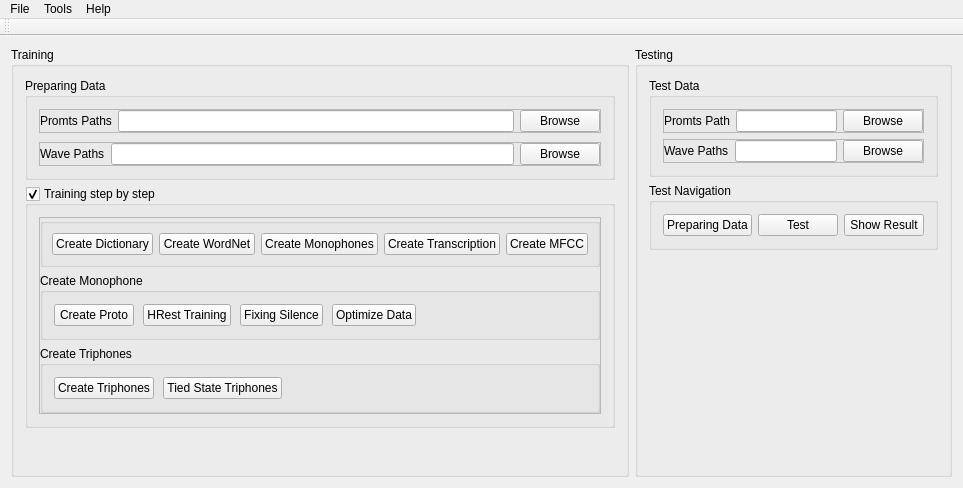
The window that apps/speechrecognition/speechrecognition.ui (levanhong05/VietnameseSpeechRecognition) describes before a commit, drawn with Qt 5.
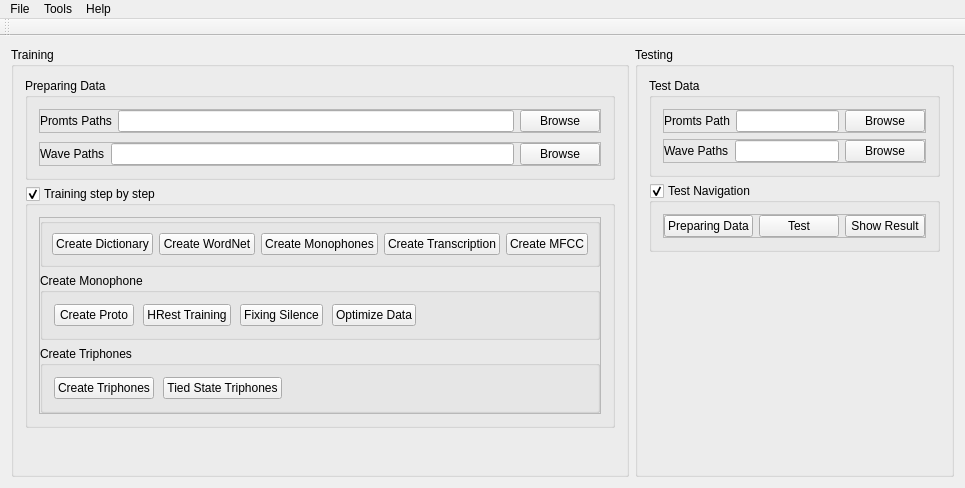
The same window after the commit. Icons and pictures are not drawn.

```diff
--- a/apps/speechrecognition/speechrecognition.ui
+++ b/apps/speechrecognition/speechrecognition.ui
@@ -462,8 +462,35 @@
          <property name="title">
           <string>Test Navigation</string>
          </property>
+         <property name="flat">
+          <bool>true</bool>
+         </property>
+         <property name="checkable">
+          <bool>true</bool>
+         </property>
          <layout class="QHBoxLayout" name="horizontalLayout_8">
           <item>
+           <widget class="QFrame" name="frameTesting">
+            <property name="frameShape">
+             <enum>QFrame::StyledPanel</enum>
+            </property>
+            <property name="frameShadow">
+             <enum>QFrame::Raised</enum>
+            </property>
+            <layout class="QHBoxLayout" name="horizontalLayout_10">
+             <property name="leftMargin">
+              <number>0</number>
+             </property>
+             <property name="topMargin">
+              <number>0</number>
+             </property>
+             <property name="rightMargin">
+              <number>0</number>
+             </property>
+             <property name="bottomMargin">
+              <number>0</number>
+             </property>
+             <item>
            <widget class="QPushButton" name="btnTestData">
             <property name="text">
              <string>Preparing Data</string>
@@ -496,6 +523,9 @@
              </size>
             </property>
            </spacer>
+             </item>
+            </layout>
+           </widget>
           </item>
          </layout>
         </widget>
```
Left out of the diff: 2 changed lines with no effect on the pictures. Lines whose indentation alone changed are shown as unchanged.
